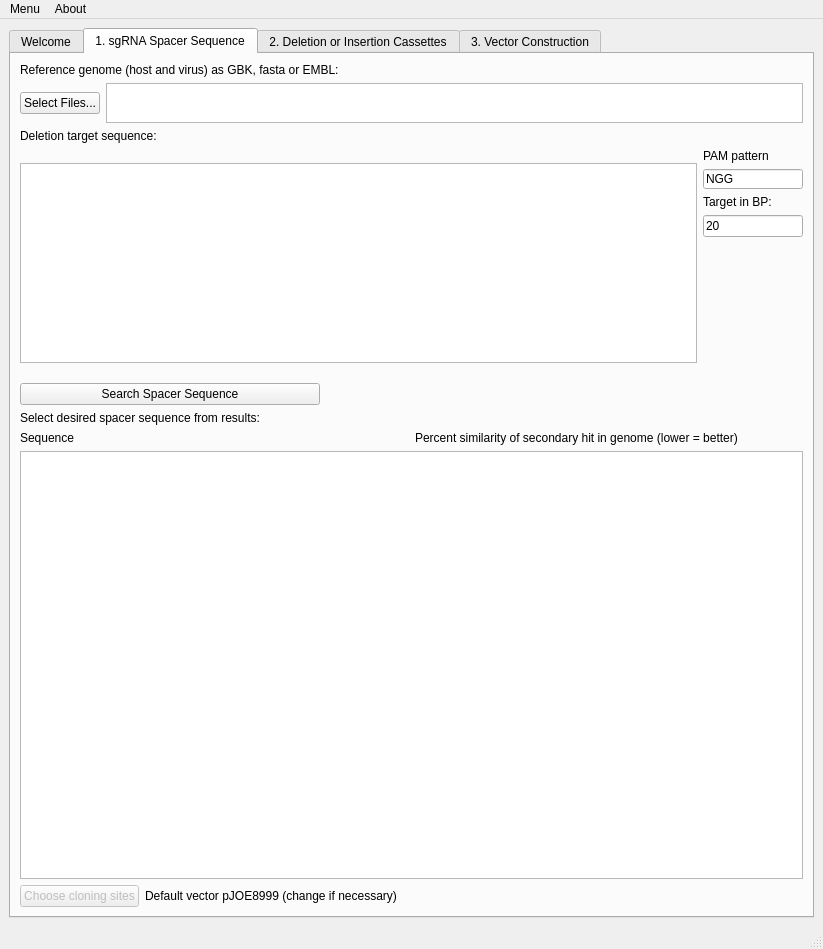
This is ui_files/main.ui in sdietri/cutspr as Qt 5 draws it before an edit. The edited form follows.
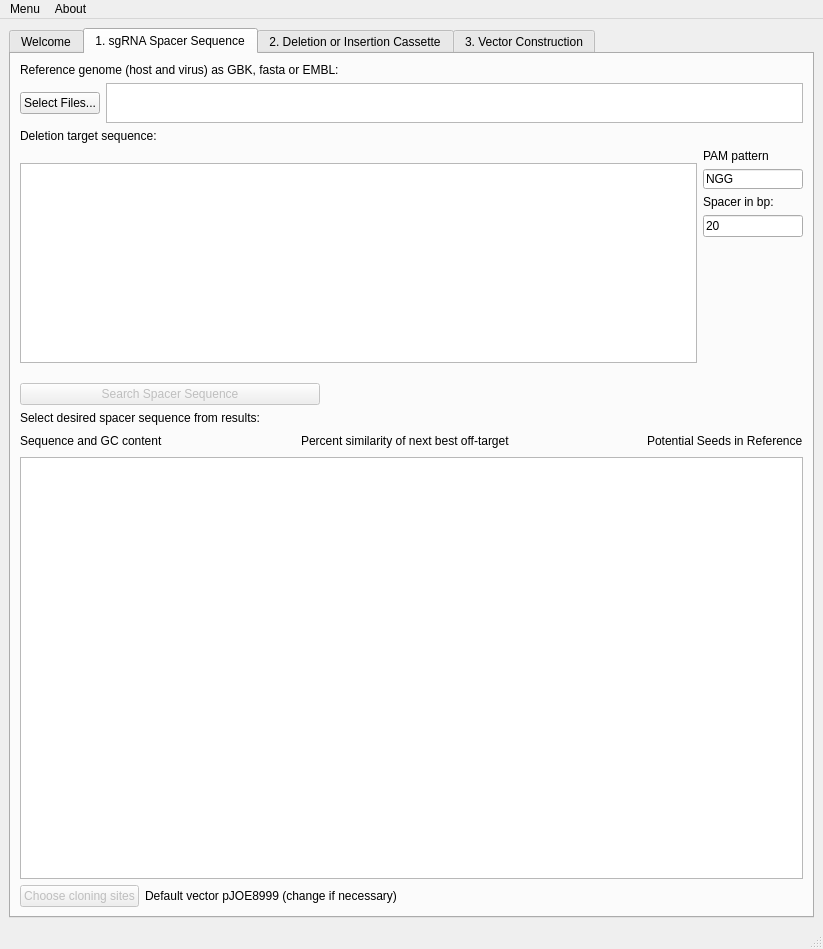
This is the edited form. The open tabs and pages were chosen to show the change. Custom widgets are drawn as their Qt base class.

```diff
--- a/ui_files/main.ui
+++ b/ui_files/main.ui
@@ -382,7 +382,7 @@
             <item>
              <widget class="QLabel" name="label_30">
               <property name="text">
-               <string>Target in BP:</string>
+               <string>Spacer in bp:</string>
               </property>
              </widget>
             </item>
@@ -429,6 +429,9 @@
           </property>
           <item>
            <widget class="QPushButton" name="cutRun">
+            <property name="enabled">
+             <bool>false</bool>
+            </property>
             <property name="maximumSize">
              <size>
               <width>300</width>
@@ -451,15 +454,66 @@
            <layout class="QHBoxLayout" name="horizontalLayout_6">
             <item>
              <widget class="QLabel" name="label_43">
+              <property name="maximumSize">
+               <size>
+                <width>10000000</width>
+                <height>16777215</height>
+               </size>
+              </property>
               <property name="text">
-               <string>Sequence</string>
+               <string>Sequence and GC content</string>
               </property>
              </widget>
             </item>
+            <item>
+             <spacer name="horizontalSpacer_3">
+              <property name="orientation">
+               <enum>Qt::Horizontal</enum>
+              </property>
+              <property name="sizeHint" stdset="0">
+               <size>
+                <width>40</width>
+                <height>20</height>
+               </size>
+              </property>
+             </spacer>
+            </item>
             <item>
              <widget class="QLabel" name="label_42">
+              <property name="maximumSize">
+               <size>
+                <width>240</width>
+                <height>16777215</height>
+               </size>
+              </property>
               <property name="text">
-               <string>Percent similarity of secondary hit in genome (lower = better)</string>
+               <string>Percent similarity of next best off-target</string>
+              </property>
+             </widget>
+            </item>
+            <item>
+             <spacer name="horizontalSpacer_2">
+              <property name="orientation">
+               <enum>Qt::Horizontal</enum>
+              </property>
+              <property name="sizeHint" stdset="0">
+               <size>
+                <width>40</width>
+                <height>20</height>
+               </size>
+              </property>
+             </spacer>
+            </item>
+            <item>
+             <widget class="QLabel" name="label_45">
+              <property name="maximumSize">
+               <size>
+                <width>180</width>
+                <height>16777215</height>
+               </size>
+              </property>
+              <property name="text">
+               <string>Potential Seeds in Reference</string>
               </property>
              </widget>
             </item>
@@ -531,7 +585,7 @@
         <string notr="true"/>
        </property>
        <attribute name="title">
-        <string>2. Deletion or Insertion Cassettes</string>
+        <string>2. Deletion or Insertion Cassette</string>
        </attribute>
        <layout class="QVBoxLayout" name="verticalLayout_6">
         <item>
```
Left out of the diff: 44 changed lines with no effect on the pictures.
